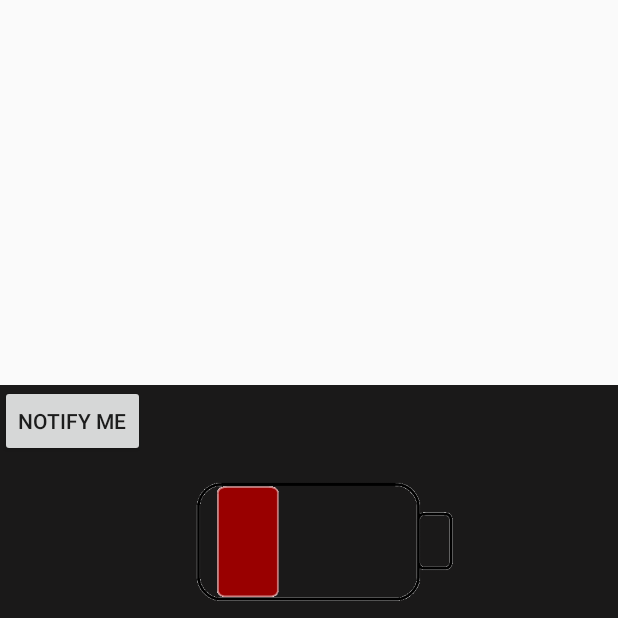
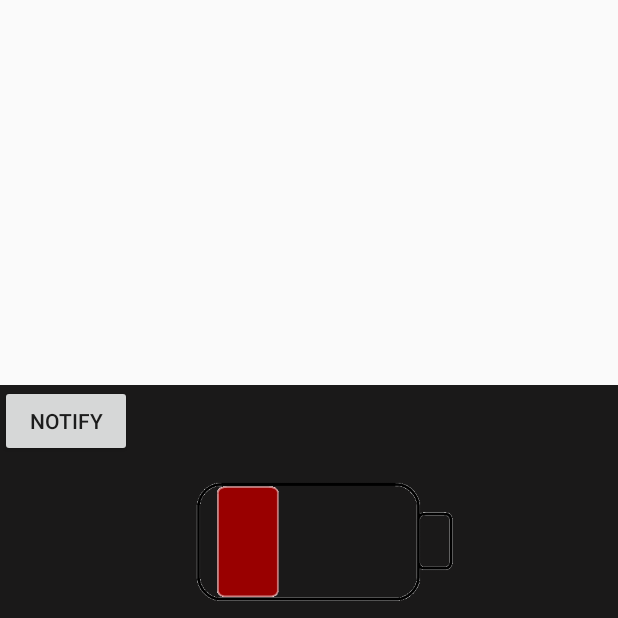
Before and after one commit to ccrossla/HoverchairApp, an Android app: the MainActivity screen opened directly, with no data from a screen before it, on a phone screen of 412 x 824 dp, the top half of it. Run offline under Robolectric (Android 15) with nearby library versions, the phone set to English and light mode, and no system bars; 2 statements that could not run were skipped.

Commit message:
testNotifyMethod
testing method that passes a value of what the message should be

```diff
--- a/AndroidStudioProjects/HoverchairApp/app/src/main/res/layout/activity_main.xml
+++ b/AndroidStudioProjects/HoverchairApp/app/src/main/res/layout/activity_main.xml
@@ -126,8 +126,8 @@
                 android:id="@+id/notifybtn"
                 android:layout_width="wrap_content"
                 android:layout_height="wrap_content"
-                android:onClick="notifyMe"
-                android:text="Notify Me"
+                android:onClick="testNotifyMe"
+                android:text="Notify"
                 tools:layout_editor_absoluteX="136dp"
                 tools:layout_editor_absoluteY="278dp" />
         </android.support.constraint.ConstraintLayout>
```
Also changed, not shown: AndroidStudioProjects/HoverchairApp/app/src/main/java/com/example/carolinecrossland/hoverchairapp/MainActivity.java (+6 -50 lines).
